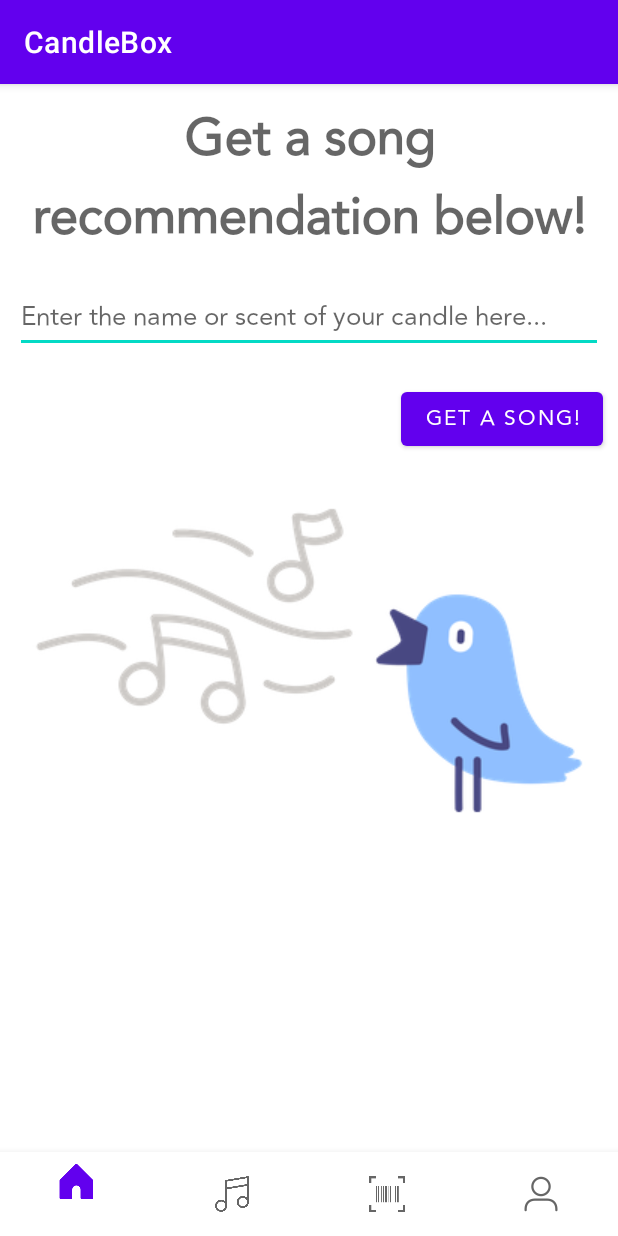
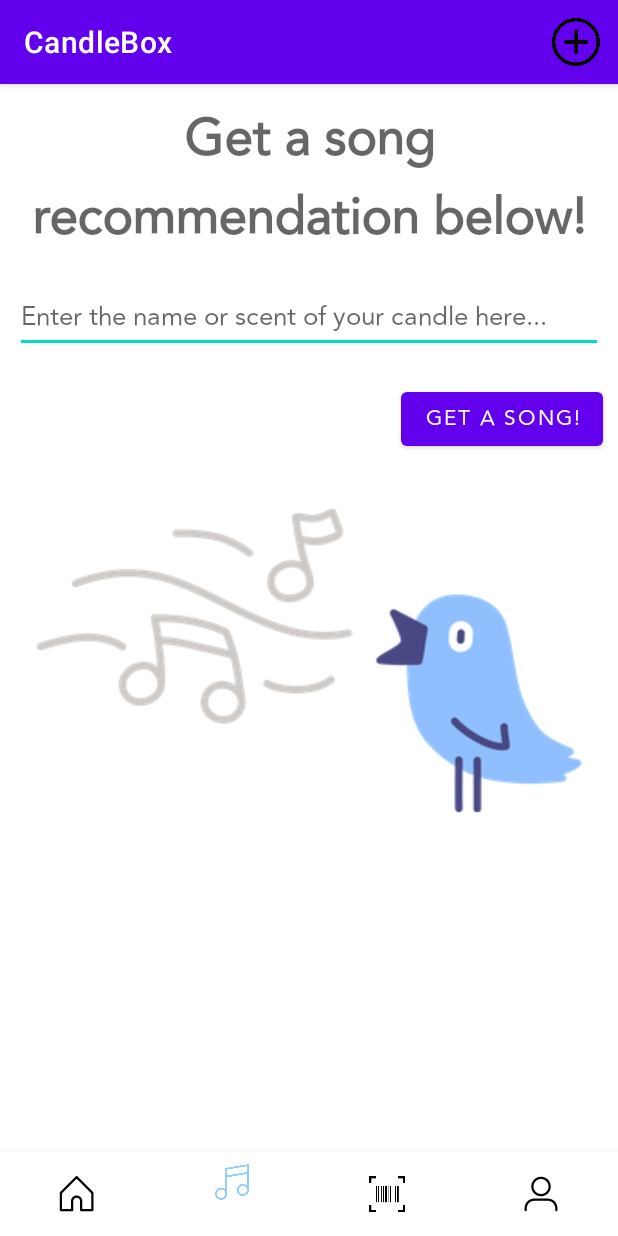
Before and after one commit to alishadnaidu/CandleBox, an Android app: the SpotifyMainActivity screen opened directly, with no data from a screen before it, on a phone screen of 412 x 824 dp. Run offline under Robolectric (Android 15) with nearby library versions, the phone set to English and light mode, and no system bars; our stand-ins replace Volley; libraries missing offline, so code that uses them is left out: com.parse; network calls fail.

Commit message:
bottom navigation bar finished

```diff
--- a/app/src/main/java/com/example/candlebox/CandleStuff/EmissionStats/AddActivity.java
+++ b/app/src/main/java/com/example/candlebox/CandleStuff/EmissionStats/AddActivity.java
@@ -65,6 +65,8 @@ public class AddActivity extends AppCompatActivity {
         });
 
         BottomNavigationView bottomNavigationView = findViewById(R.id.bottom_navigation);
+        bottomNavigationView.setItemIconTintList(null);
+        bottomNavigationView.setSelectedItemId(R.id.invisible);
         bottomNavigationView.setOnNavigationItemSelectedListener(new BottomNavigationView.OnNavigationItemSelectedListener() {
             @Override
             public boolean onNavigationItemSelected(@NonNull MenuItem item) {
--- a/app/src/main/java/com/example/candlebox/SpotifyStuff/SpotifyMainActivity.java
+++ b/app/src/main/java/com/example/candlebox/SpotifyStuff/SpotifyMainActivity.java
@@ -87,6 +87,8 @@ public class SpotifyMainActivity extends AppCompatActivity {
         });
 
         BottomNavigationView bottomNavigationView = findViewById(R.id.bottom_navigation);
+        bottomNavigationView.setItemIconTintList(null);
+        bottomNavigationView.setSelectedItemId(R.id.action_spotify);
         bottomNavigationView.setOnNavigationItemSelectedListener(new BottomNavigationView.OnNavigationItemSelectedListener() {
             @Override
             public boolean onNavigationItemSelected(@NonNull MenuItem item) {
@@ -213,4 +215,23 @@ public class SpotifyMainActivity extends AppCompatActivity {
             songRecId = ValenceService.negativeList.get(index);
         }
     }
+
+    //inflate actionbar
+    @Override
+    public boolean onCreateOptionsMenu(Menu menu) {
+        // Inflate the menu; this adds items to the action bar if it is present.
+        getMenuInflater().inflate(R.menu.menu_main, menu);
+        return true;
+    }
+
+    // comes into play when an item in the actionbar is clicked
+    @Override
+    public boolean onOptionsItemSelected(MenuItem item) {
+        if (item.getItemId() == R.id.add) {
+            Intent i = new Intent(SpotifyMainActivity.this, AddActivity.class);
+            startActivity(i);
+            return true;
+        }
+        return super.onOptionsItemSelected(item);
+    }
 }
--- /dev/null
+++ b/app/src/main/res/drawable/barcode_selector.xml
@@ -0,0 +1,6 @@
+<?xml version="1.0" encoding="utf-8"?>
+<selector
+    xmlns:android="http://schemas.android.com/apk/res/android">
+    <item android:state_checked="true" android:drawable="@drawable/blue_barcode"/>
+    <item android:state_checked="false" android:drawable="@drawable/scan" />
+</selector>
--- a/app/src/main/res/drawable/home_selector.xml
+++ b/app/src/main/res/drawable/home_selector.xml
@@ -1,6 +1,6 @@
 <?xml version="1.0" encoding="utf-8"?>
 <selector
     xmlns:android="http://schemas.android.com/apk/res/android">
-    <item android:state_checked="true" android:drawable="@drawable/instagram_home_filled_24"/>
+    <item android:state_checked="true" android:drawable="@drawable/bluehome"/>
     <item android:state_checked="false" android:drawable="@drawable/instagram_home_outline_24" />
 </selector>
--- a/app/src/main/res/menu/menu_bottom_navigation.xml
+++ b/app/src/main/res/menu/menu_bottom_navigation.xml
@@ -1,24 +1,45 @@
 <?xml version="1.0" encoding="utf-8"?>
 <menu xmlns:android="http://schemas.android.com/apk/res/android"
     xmlns:app="http://schemas.android.com/apk/res-auto">
+
     <item
         android:id="@+id/action_home"
         android:enabled="true"
         android:icon="@drawable/home_selector"
-        app:showAsAction="always" />
+        app:showAsAction="always"
+        app:labelVisibilityMode="unlabeled"
+        android:title=""
+        />
     <item
         android:id="@+id/action_spotify"
         android:enabled="true"
         android:icon="@drawable/song_selector"
-        app:showAsAction="always" />
+        app:showAsAction="always"
+        app:labelVisibilityMode="unlabeled"
+        android:title=""
+        />
     <item
         android:id="@+id/action_scan"
         android:enabled="true"
-        android:icon="@drawable/scan"
-        app:showAsAction="always" />
+        android:icon="@drawable/barcode_selector"
+        app:showAsAction="always"
+        app:labelVisibilityMode="unlabeled"
+        android:title=""
+        />
     <item
         android:id="@+id/action_logout"
         android:enabled="true"
         android:icon="@drawable/instagram_user_outline_24"
-        app:showAsAction="always" />
+        app:showAsAction="always"
+        app:labelVisibilityMode="unlabeled"
+        android:title=""
+        />
+    <item
+        android:id="@+id/invisible"
+        android:enabled="true"
+        android:icon="@drawable/instagram_user_outline_24"
+        android:visible="false"
+        android:title=""
+        />
+
 </menu>
```
Also changed, not shown: app/src/main/java/com/example/candlebox/CandleStuff/BarcodeScanner/BarcodeScannerActivity.java (+20 -0 lines), app/src/main/java/com/example/candlebox/CandleStuff/EmissionStats/MainActivity.java (+20 -0 lines), app/src/main/java/com/example/candlebox/CandleStuff/RecentlyScannedDisplay/RecentlyScannedActivity.java (+2 -21 lines), app/src/main/java/com/example/candlebox/CandleStuff/UploadingNewCandle/ThanksActivity.java (+21 -0 lines), app/src/main/java/com/example/candlebox/CandleStuff/UploadingNewCandle/UploadCandle.java (+21 -0 lines), app/src/main/java/com/example/candlebox/SpotifyStuff/SongRecActivity.java (+20 -0 lines), app/src/main/res/menu/menu_main.xml (+1 -24 lines), app/src/main/res/drawable-xxhdpi/blue_barcode.png (added), app/src/main/res/drawable-xxhdpi/bluehome.png (added), app/src/main/res/drawable-xxhdpi/circle_add.png (added).
